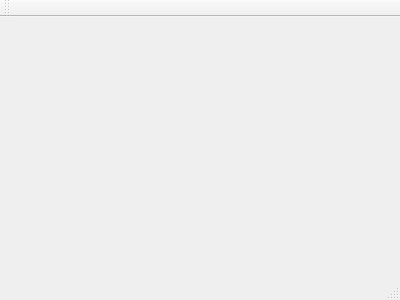
DonMateo93/UML_GUI, file mainwindow.ui: the form before one commit.
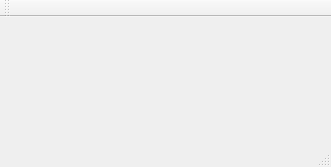
The form after the commit.

```diff
--- a/mainwindow.ui
+++ b/mainwindow.ui
@@ -6,8 +6,8 @@
    <rect>
     <x>0</x>
     <y>0</y>
-    <width>400</width>
-    <height>300</height>
+    <width>331</width>
+    <height>167</height>
    </rect>
   </property>
   <property name="windowTitle">
```
Left out of the diff: 2 changed lines with no effect on the pictures.
